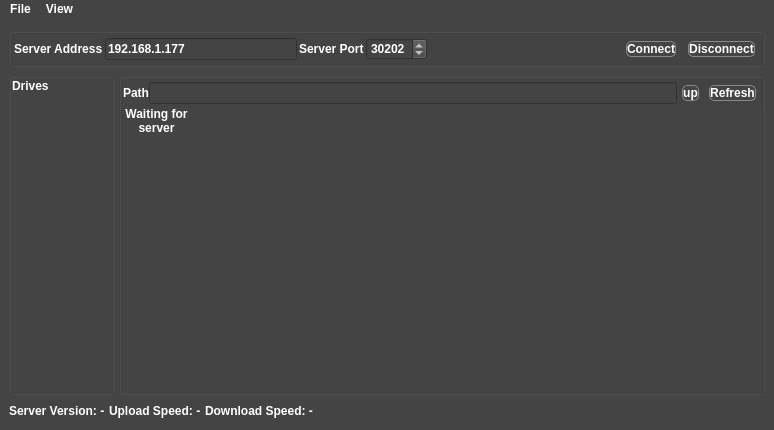
The window that ApolloExplorerPC/mainwindow.ui (ronybeck/ApolloExplorer) describes before a commit, drawn with Qt 5.
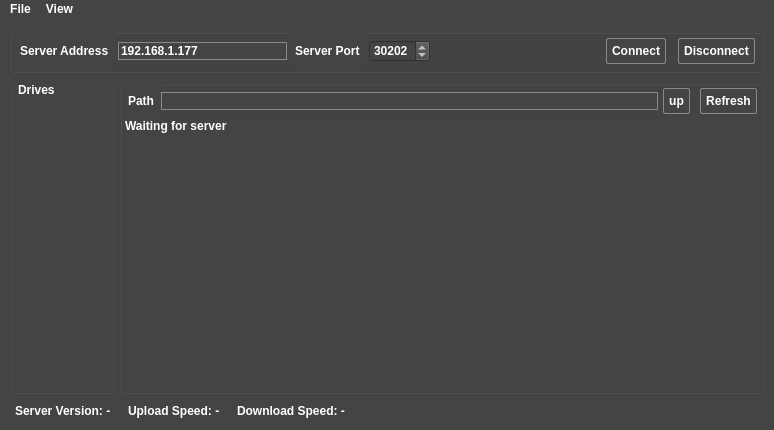
The same window after the commit. Icons and pictures are not drawn.

```diff
--- a/ApolloExplorerPC/mainwindow.ui
+++ b/ApolloExplorerPC/mainwindow.ui
@@ -21,16 +21,27 @@
    <string notr="true">QWidget
 {	
 	background-color: #444444;
-	margin-top: 2ex;
 	font: bold 12px;
 	color:  white;
 	font: 700 10pt &quot;Comfortaa&quot;;
 }
+QLabel{
+	padding-left: 3px;
+	padding-right: 3px;
+}
+
+QLineEdit
+{
+border: 1px solid rgb(136, 138, 133);
+}
+
 QPushButton
 {
 	margin: 5px;
+	padding: 5px;
 	border: 1px solid rgb(136, 138, 133);
-    border-radius: 5px;
+    border-radius: 2px;
+	text-align: center;
 }
 QPushButton::pressed
 {
@@ -39,6 +50,25 @@
 QPushButton::hover
 {
 	border: 1px solid #aaaaaa;
+}
+QGroupBox
+{
+	padding: 1px;
+	margin: 1px;
+}
+
+QHeaderView::section
+{
+	margin: 2px;
+	padding: 2px;
+}
+
+QMenu::indicator {
+    border: 1px inset white;
+}
+QMenu::indicator:checked {
+    border: 1px inset white;
+	background: red;
 }</string>
   </property>
   <widget class="QWidget" name="centralwidget">
@@ -299,20 +329,29 @@
          </property>
          <item>
           <layout class="QHBoxLayout" name="horizontalLayout_3">
+           <property name="spacing">
+            <number>0</number>
+           </property>
            <property name="leftMargin">
-            <number>1</number>
+            <number>0</number>
            </property>
            <property name="topMargin">
-            <number>1</number>
+            <number>0</number>
            </property>
            <property name="rightMargin">
-            <number>1</number>
+            <number>0</number>
            </property>
            <property name="bottomMargin">
-            <number>1</number>
+            <number>0</number>
            </property>
            <item>
             <widget class="QLabel" name="label_3">
+             <property name="frameShape">
+              <enum>QFrame::NoFrame</enum>
+             </property>
+             <property name="lineWidth">
+              <number>0</number>
+             </property>
              <property name="text">
               <string>Path</string>
              </property>
@@ -387,7 +426,7 @@
               <enum>QListView::Adjust</enum>
              </property>
              <property name="viewMode">
-              <enum>QListView::IconMode</enum>
+              <enum>QListView::ListMode</enum>
              </property>
              <property name="wordWrap">
               <bool>true</bool>
```
